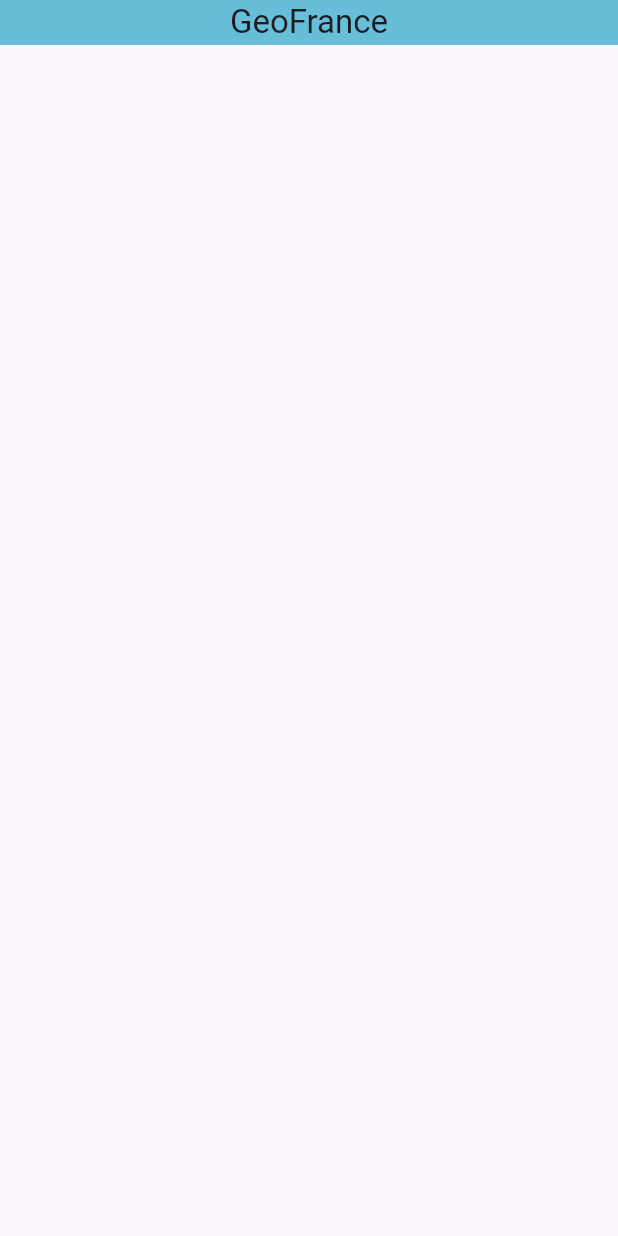
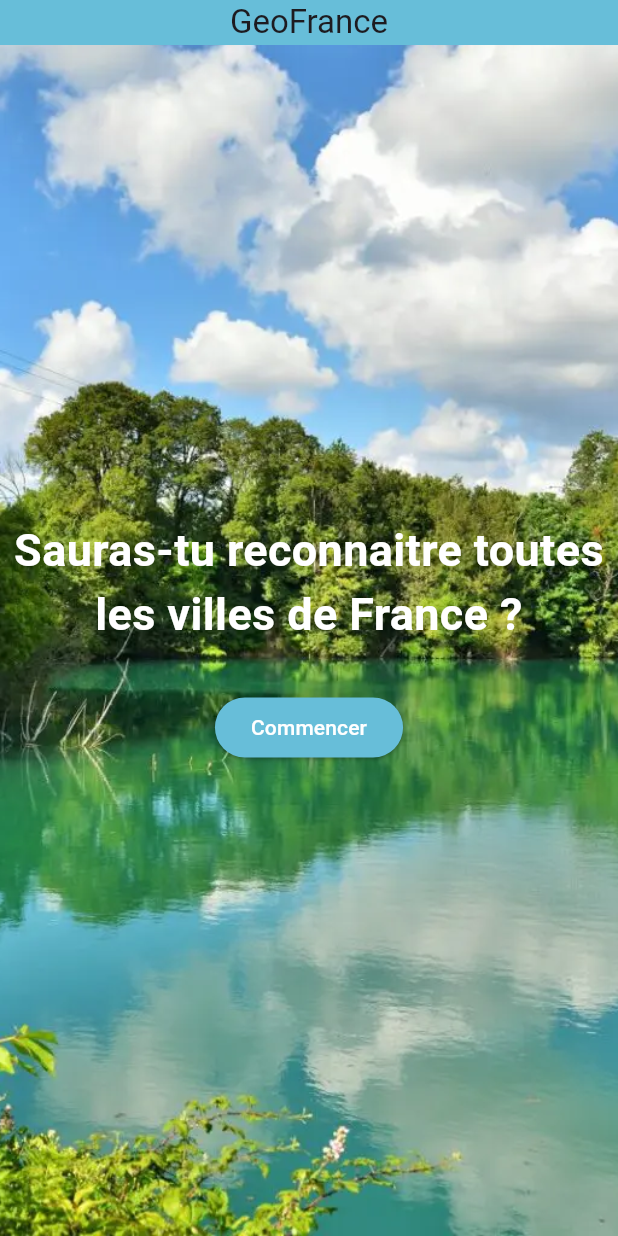
Before and after one commit to Timaa53/GeoFrance, a Flutter app: the screen it shows after launch, on a phone screen of 412 x 824 dp. Run offline on Flutter 3.47's test engine with Material 3 defaults, Android fonts, the light colour scheme and no system bars.

Commit message:
test routing, page home etc

```diff
--- a/lib/main.dart
+++ b/lib/main.dart
@@ -1,5 +1,6 @@
 import 'package:flutter/material.dart';
 import 'package:geofrance/pages/home_page.dart';
+import 'package:geofrance/pages/quizz_page.dart';
 
 void main() {
   runApp(MyApp());
@@ -12,7 +13,11 @@ class MyApp extends StatelessWidget {
     return MaterialApp(
       debugShowCheckedModeBanner: false,
       title: 'GeoFrance',
-      home: HomePage(),
+      initialRoute: '/',
+      routes: {
+        '/': (context) => const HomePage(),
+        '/quizz': (context) => const QuizzPage(),
+      },
     );
   }
 }
--- a/lib/pages/home_page.dart
+++ b/lib/pages/home_page.dart
@@ -3,11 +3,64 @@ import 'package:geofrance/components/app_bar.dart';
 
 class HomePage extends StatelessWidget {
   const HomePage({super.key});
+  static const transparentBackground = Colors.transparent;
+
   @override
   Widget build(BuildContext context) {
-    return Scaffold(
-      appBar: MyAppBar(),
-      // body: Container(),
+    return Stack(
+      children: [
+        Image.asset(
+          'images/background_main.webp',
+          width: double.infinity,
+          height: double.infinity,
+          fit: BoxFit.cover,
+        ),
+        Scaffold(
+          backgroundColor: transparentBackground,
+          appBar: MyAppBar(),
+          body: MyBody(),
+        ),
+      ],
     );
   }
 }
+
+class MyBody extends StatelessWidget {
+  const MyBody({super.key});
+
+  @override
+  Widget build(BuildContext context) {
+    return Column(
+      mainAxisAlignment: MainAxisAlignment.center,
+      children: [
+        Text(
+          'Sauras-tu reconnaitre toutes les villes de France ?',
+          textAlign: TextAlign.center,
+          style: TextStyle(
+            fontSize: 30,
+            color: Colors.white,
+            fontWeight: FontWeight.bold,
+          ),
+        ),
+        const SizedBox(height: 30),
+        ButtonStart(),
+      ],
+    );
+  }
+}
+
+class ButtonStart extends StatelessWidget {
+  const ButtonStart({super.key});
+  static const primaryColor = Color(0xFF67bed9);
+
+  @override
+  Widget build(BuildContext context) {
+    return ElevatedButton(
+      onPressed: () {
+        Navigator.pushNamed(context, '/quizz');
+      },
+      style: ElevatedButton.styleFrom(backgroundColor: primaryColor),
+      child: Text('Commencer', style: TextStyle(color: Colors.white)),
+    );
+  }
+}
--- /dev/null
+++ b/lib/pages/quizz_page.dart
@@ -0,0 +1,14 @@
+import 'package:flutter/material.dart';
+import 'package:geofrance/components/app_bar.dart';
+
+class QuizzPage extends StatelessWidget {
+  const QuizzPage({super.key});
+
+  @override
+  Widget build(BuildContext context) {
+    return Scaffold(
+      appBar: MyAppBar(),
+      body: Center(child: Text('Page du Quizz')),
+    );
+  }
+}
--- a/pubspec.yaml
+++ b/pubspec.yaml
@@ -58,9 +58,9 @@ flutter:
   uses-material-design: true
 
   # To add assets to your application, add an assets section, like this:
-  # assets:
-  #   - images/a_dot_burr.jpeg
-  #   - images/a_dot_ham.jpeg
+  assets:
+    - images/background_main.webp
+
 
   # An image asset can refer to one or more resolution-specific "variants", see
   # https://flutter.dev/to/resolution-aware-images
```
Also changed, not shown: images/background_main.webp (added), 1 other file.
